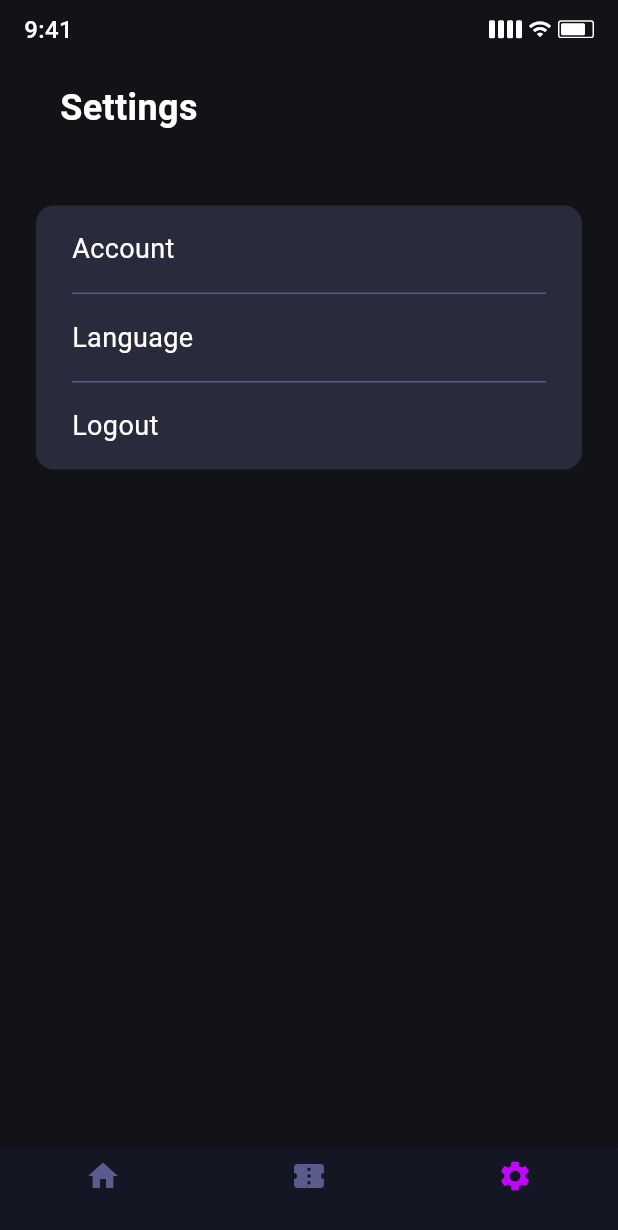
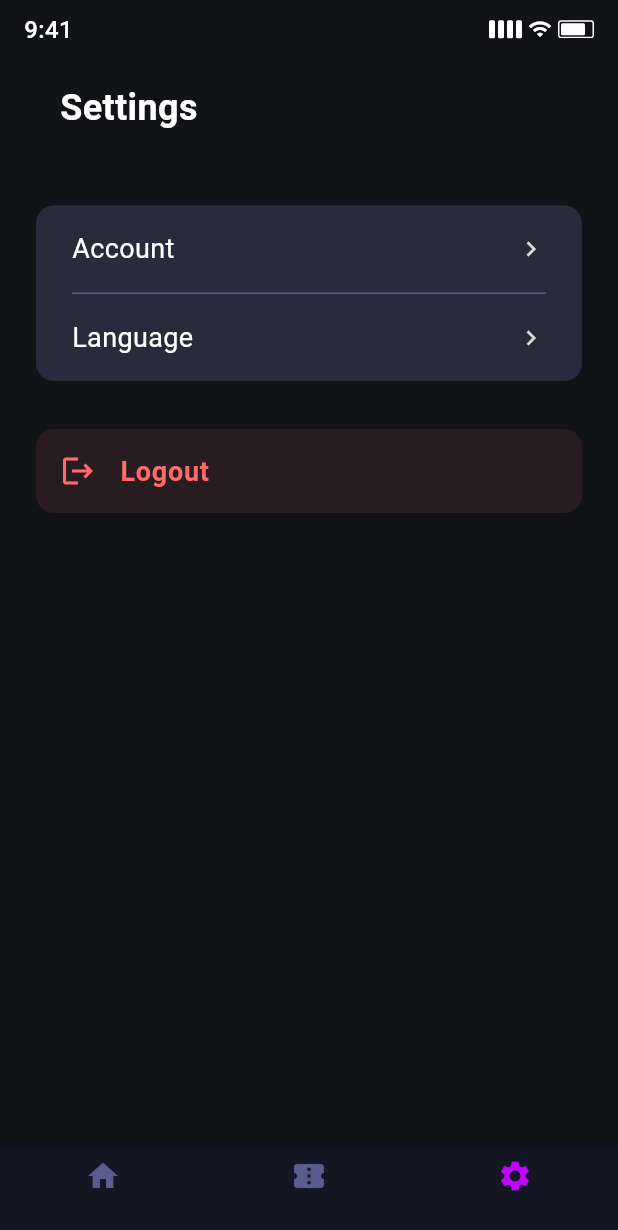
Before and after one commit to ahnaffathan04/FP_TEKBER, a Flutter app: the PageSetting screen opened by its route, on a phone screen of 412 x 824 dp. Shown: the top 1230 px of the screen. Run offline on Flutter 3.47's test engine with Material 3 defaults, Android fonts, the phone set to English and light mode, and no system bars; our stand-ins replace flutter_rating_bar, go_router, lucide_icons, supabase_flutter; accounts and stored records are empty.

Commit message:
Revised logout

```diff
--- a/lib/screen/buyer/account.dart
+++ b/lib/screen/buyer/account.dart
@@ -1,9 +1,10 @@
-import '../constants/app_colors.dart';
-import '../buyer/providers/user_provider.dart';
 
 import 'package:flutter/material.dart';
 import 'package:provider/provider.dart';
 import 'package:go_router/go_router.dart';
+
+import '../constants/app_colors.dart';
+import '../buyer/providers/user_provider.dart';
 
 class AccountScreen extends StatefulWidget {
   const AccountScreen({super.key});
--- a/lib/screen/buyer/page_setting.dart
+++ b/lib/screen/buyer/page_setting.dart
@@ -182,20 +182,91 @@ class _PageSettingState extends State<PageSetting> {
   }
 
   Widget _buildSettingsMenu() {
-    return Container(
+    return Column(
+      children: [
+        Container(
           decoration: BoxDecoration(
             color: AppColors.card,
             borderRadius: BorderRadius.circular(12),
           ),
           child: Column(
             children: [
-          _buildSettingsItem(title: "Account", onTap: () => context.push('/buyer-home/setting/account')),
+              _buildSettingsItem(
+                title: "Account",
+                onTap: () => context.push('/buyer-home/setting/account'),
+                showChevron: true,
+              ),
               Divider(color: AppColors.settingsBorder, height: 1, indent: 24, endIndent: 24),
-          _buildSettingsItem(title: "Language", onTap: () => context.push("/buyer-home/setting/language")),
-          Divider(color: AppColors.settingsBorder, height: 1, indent: 24, endIndent: 24),
-          _buildSettingsItem(title: "Logout", onTap: () => context.push("/login")),
+              _buildSettingsItem(
+                title: "Language",
+                onTap: () => context.push("/buyer-home/setting/language"),
+                showChevron: true,
+              ),
             ],
           ),
+        ),
+        const SizedBox(height: 32),
+        // Attractive logout button in its own container
+        Container(
+          decoration: BoxDecoration(
+            color: AppColors.logoutColor.withOpacity(0.1),
+            borderRadius: BorderRadius.circular(12),
+          ),
+          child: ListTile(
+            leading: Icon(Icons.logout, color: AppColors.logoutColor),
+            title: Text(
+              "Logout",
+              style: TextStyle(
+                color: AppColors.logoutColor,
+                fontSize: 18,
+                fontWeight: FontWeight.bold,
+              ),
+            ),
+            onTap: _showLogoutDialog,
+          ),
+        ),
+      ],
+    );
+  }
+
+  void _showLogoutDialog() {
+    showDialog(
+      context: context,
+      builder: (context) {
+        return AlertDialog(
+          backgroundColor: AppColors.card,
+          title: const Text("Logout", style: TextStyle(color: Colors.white)),
+          content: const Text("Are you sure you want to logout?", style: TextStyle(color: Colors.white70)),
+          actions: [
+            TextButton(
+              onPressed: () => Navigator.of(context).pop(),
+              child: Text("Cancel", style: TextStyle(color: AppColors.highlight)),
+            ),
+            TextButton(
+              onPressed: () async {
+                try {
+                  await Supabase.instance.client.auth.signOut();
+                  if (mounted) {
+                    Navigator.of(context).pop(); // Close the dialog first
+                    context.go('/login');        // Then navigate
+                  }
+                } catch (e) {
+                  if (mounted) {
+                    Navigator.of(context).pop();
+                    ScaffoldMessenger.of(context).showSnackBar(
+                      SnackBar(
+                        content: Text("Logout gagal: $e"),
+                        backgroundColor: AppColors.logoutColor,
+                      ),
+                    );
+                  }
+                }
+              },
+              child: Text("Logout", style: TextStyle(color: AppColors.logoutColor)),
+            ),
+          ],
+        );
+      },
     );
   }
 
```
Lines whose indentation alone changed are shown as unchanged.
